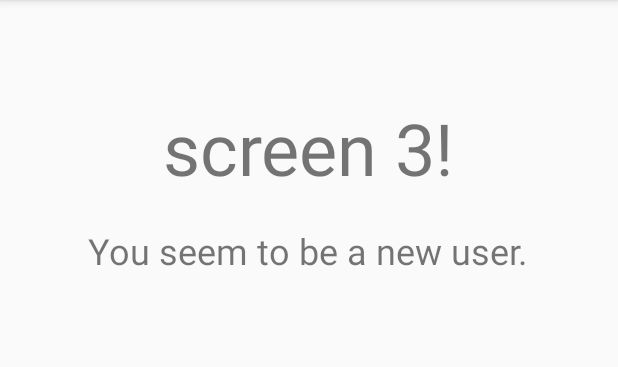
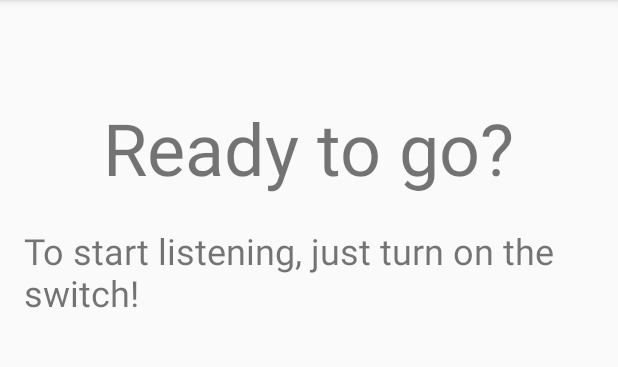
Before and after one commit to olliechick/hivo, an Android app: the fragment OnboardingFragment3 shown on its own in the app's theme, on a phone screen of 412 x 824 dp, the part 84-451 px from its top. Run offline under Robolectric (Android 15) with nearby library versions, the phone set to English and light mode, and no system bars.

Commit message:
Add actual content to onboarding screens

```diff
--- a/app/src/main/res/layout/onboarding_screen1.xml
+++ b/app/src/main/res/layout/onboarding_screen1.xml
@@ -10,14 +10,14 @@
         android:layout_width="wrap_content"
         android:layout_height="wrap_content"
         android:layout_marginTop="50dp"
-        android:text="screen 1!"
+        android:text="@string/onboarding_title1"
         android:textSize="48sp" />
 
     <TextView
         android:layout_width="wrap_content"
         android:layout_height="wrap_content"
         android:layout_marginTop="20dp"
-        android:text="You seem to be a new user."
+        android:text="@string/onboarding_message1"
         android:textSize="24sp" />
 
 </LinearLayout>
--- a/app/src/main/res/layout/onboarding_screen2.xml
+++ b/app/src/main/res/layout/onboarding_screen2.xml
@@ -10,14 +10,14 @@
         android:layout_width="wrap_content"
         android:layout_height="wrap_content"
         android:layout_marginTop="50dp"
-        android:text="screen 2!"
+        android:text="@string/onboarding_title2"
         android:textSize="48sp" />
 
     <TextView
         android:layout_width="wrap_content"
         android:layout_height="wrap_content"
         android:layout_marginTop="20dp"
-        android:text="You seem to be a new user."
+        android:text="@string/onboarding_message2"
         android:textSize="24sp" />
 
 </LinearLayout>
--- a/app/src/main/res/layout/onboarding_screen3.xml
+++ b/app/src/main/res/layout/onboarding_screen3.xml
@@ -10,14 +10,14 @@
         android:layout_width="wrap_content"
         android:layout_height="wrap_content"
         android:layout_marginTop="50dp"
-        android:text="screen 3!"
+        android:text="@string/onboarding_title3"
         android:textSize="48sp" />
 
     <TextView
         android:layout_width="wrap_content"
         android:layout_height="wrap_content"
         android:layout_marginTop="20dp"
-        android:text="You seem to be a new user."
+        android:text="@string/onboarding_messsage3"
         android:textSize="24sp" />
 
 </LinearLayout>
--- a/app/src/main/res/values/strings.xml
+++ b/app/src/main/res/values/strings.xml
@@ -48,4 +48,10 @@
     <string name="saving_failed">Saving failed</string>
     <string name="recording_started">Recording started.</string>
     <string name="recording_stopped">Recording stopped.</string>
+    <string name="onboarding_title1">Welcome to HiVo!</string>
+    <string name="onboarding_message1">HiVo listens in the background. If something interesting happens, you can then save the audio.</string>
+    <string name="onboarding_title2">Schedule Recordings</string>
+    <string name="onboarding_message2">You can schedule HiVo to automatically record at a certain time.</string>
+    <string name="onboarding_title3">Ready to go?</string>
+    <string name="onboarding_messsage3">To start listening, just turn on the switch!</string>
 </resources>
```
